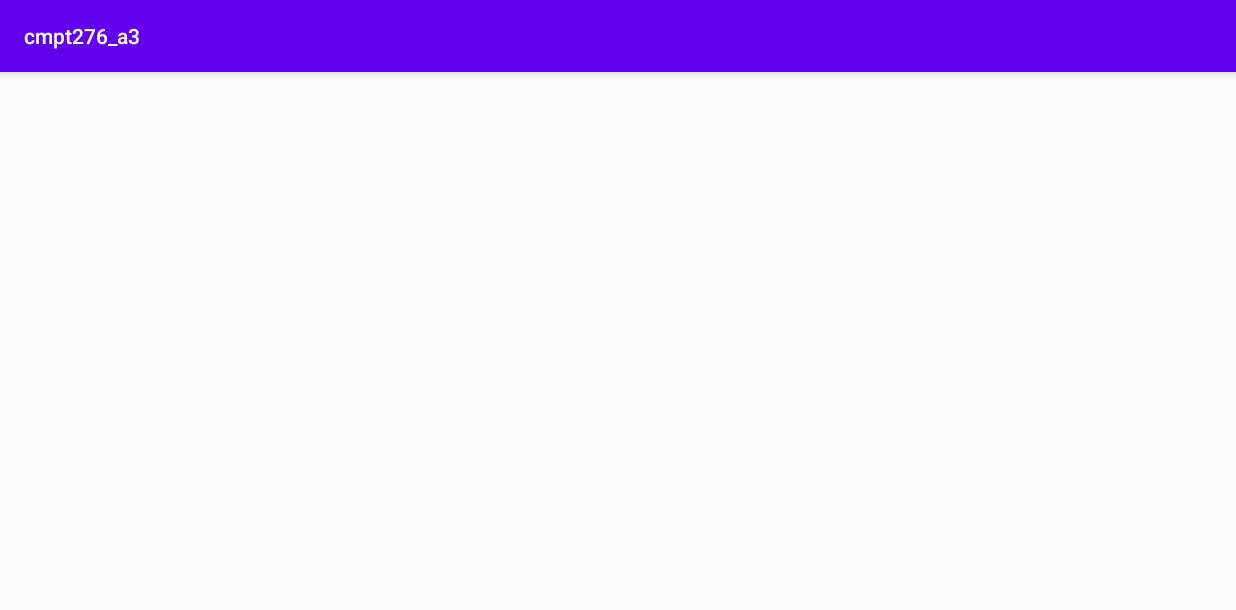
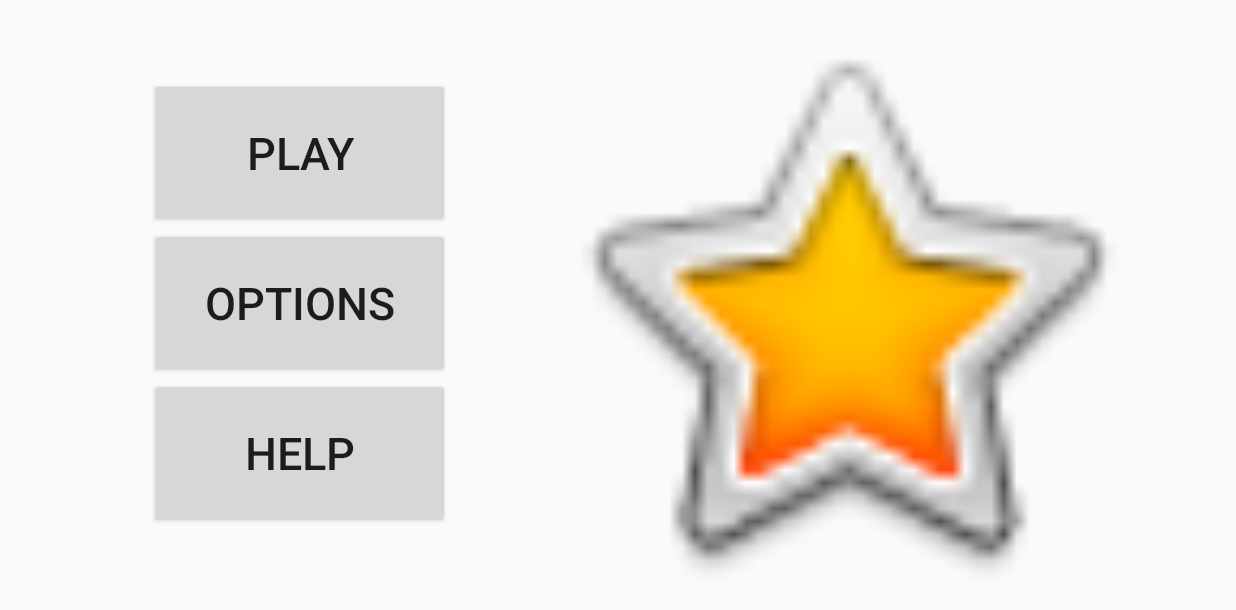
Before and after one commit to rcmcg/vaporksull, an Android app: the MainMenuActivity screen opened directly, with no data from a screen before it, on a phone screen of 824 x 412 dp (held sideways). Shown: the top 610 px of the screen. Run offline under Robolectric (Android 15) with nearby library versions, the phone set to English and light mode, and no system bars.

Commit message:
Removed title bar from application. Added buttons and an icon to main menu

```diff
--- a/app/src/main/AndroidManifest.xml
+++ b/app/src/main/AndroidManifest.xml
@@ -8,10 +8,11 @@
         android:label="@string/app_name"
         android:roundIcon="@mipmap/ic_launcher_round"
         android:supportsRtl="true"
-        android:theme="@style/AppTheme">
-        <activity android:name=".HelpActivity"></activity>
-        <activity android:name=".OptionsActivity" />
-        <activity android:name=".PlayGameActivity" />
+        android:theme="@style/AppTheme"
+        >
+        <activity android:name=".HelpActivity" android:screenOrientation="landscape"></activity>
+        <activity android:name=".OptionsActivity" android:screenOrientation="landscape" />
+        <activity android:name=".PlayGameActivity" android:screenOrientation="landscape" />
         <activity
             android:name=".MainMenuActivity"
             android:screenOrientation="landscape" />
--- a/app/src/main/res/layout/activity_main_menu.xml
+++ b/app/src/main/res/layout/activity_main_menu.xml
@@ -6,4 +6,48 @@
     android:layout_height="match_parent"
     tools:context=".MainMenuActivity">
 
+    <LinearLayout
+        android:layout_width="match_parent"
+        android:layout_height="match_parent"
+        android:orientation="horizontal">
+
+        <LinearLayout
+            android:layout_width="wrap_content"
+            android:layout_height="wrap_content"
+            android:layout_marginStart="100dp"
+            android:layout_marginTop="52dp"
+            android:orientation="vertical">
+
+            <Button
+                android:id="@+id/btnPlay"
+                android:layout_width="200dp"
+                android:layout_height="100dp"
+                android:text="Play"
+                android:textSize="30sp" />
+
+            <Button
+                android:id="@+id/btnOptions"
+                android:layout_width="match_parent"
+                android:layout_height="100dp"
+                android:text="Options"
+                android:textSize="30sp" />
+
+            <Button
+                android:id="@+id/btnHelp"
+                android:layout_width="match_parent"
+                android:layout_height="100dp"
+                android:text="Help"
+                android:textSize="30sp" />
+
+        </LinearLayout>
+
+        <ImageView
+            android:id="@+id/imageView"
+            android:layout_width="50dp"
+            android:layout_height="match_parent"
+            android:layout_weight="1"
+            app:srcCompat="@android:drawable/btn_star_big_on" />
+
+    </LinearLayout>
+
 </androidx.constraintlayout.widget.ConstraintLayout>
--- a/app/src/main/res/values/styles.xml
+++ b/app/src/main/res/values/styles.xml
@@ -1,10 +1,11 @@
 <resources>
     <!-- Base application theme. -->
-    <style name="AppTheme" parent="Theme.AppCompat.Light.DarkActionBar">
+    <style name="AppTheme" parent="Theme.AppCompat.Light.NoActionBar">
         <!-- Customize your theme here. -->
         <item name="colorPrimary">@color/colorPrimary</item>
         <item name="colorPrimaryDark">@color/colorPrimaryDark</item>
         <item name="colorAccent">@color/colorAccent</item>
+
     </style>
 
 </resources>
```
